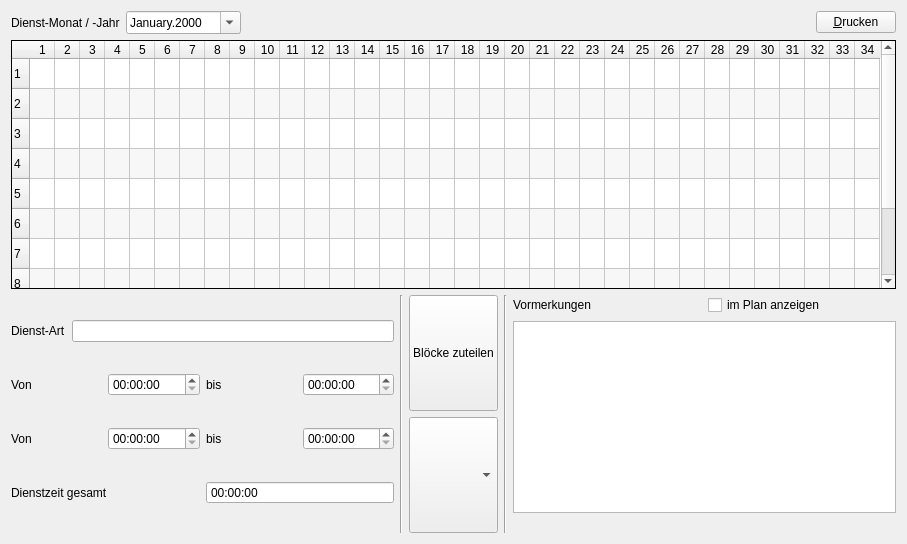
Above: crosterwindow.ui from joergpauly/megaroster before the change. Below: the same form after it.
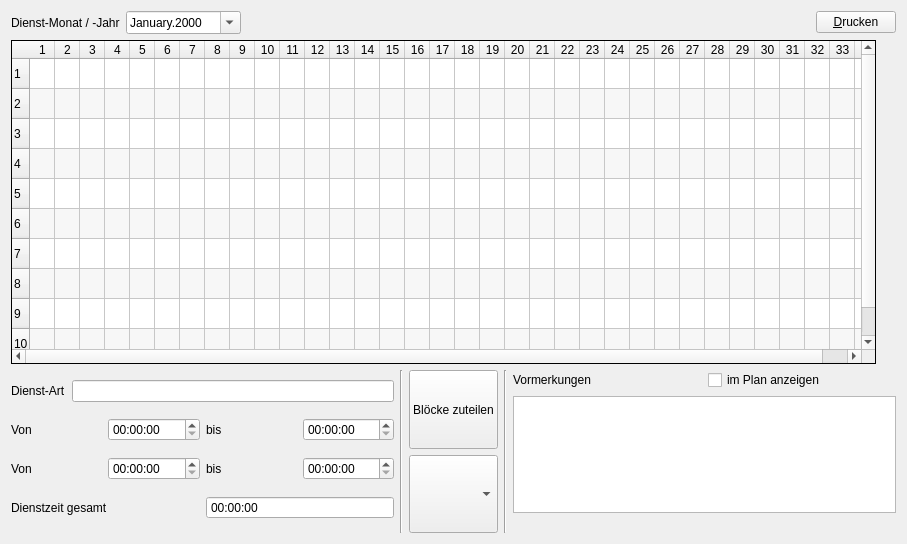
That is the form after the change.

Diff of the .ui file:
```diff
--- a/crosterwindow.ui
+++ b/crosterwindow.ui
@@ -132,6 +132,19 @@
        <column/>
       </widget>
      </item>
+     <item>
+      <spacer name="verticalSpacer">
+       <property name="orientation">
+        <enum>Qt::Vertical</enum>
+       </property>
+       <property name="sizeHint" stdset="0">
+        <size>
+         <width>20</width>
+         <height>400</height>
+        </size>
+       </property>
+      </spacer>
+     </item>
     </layout>
    </item>
    <item>
```
